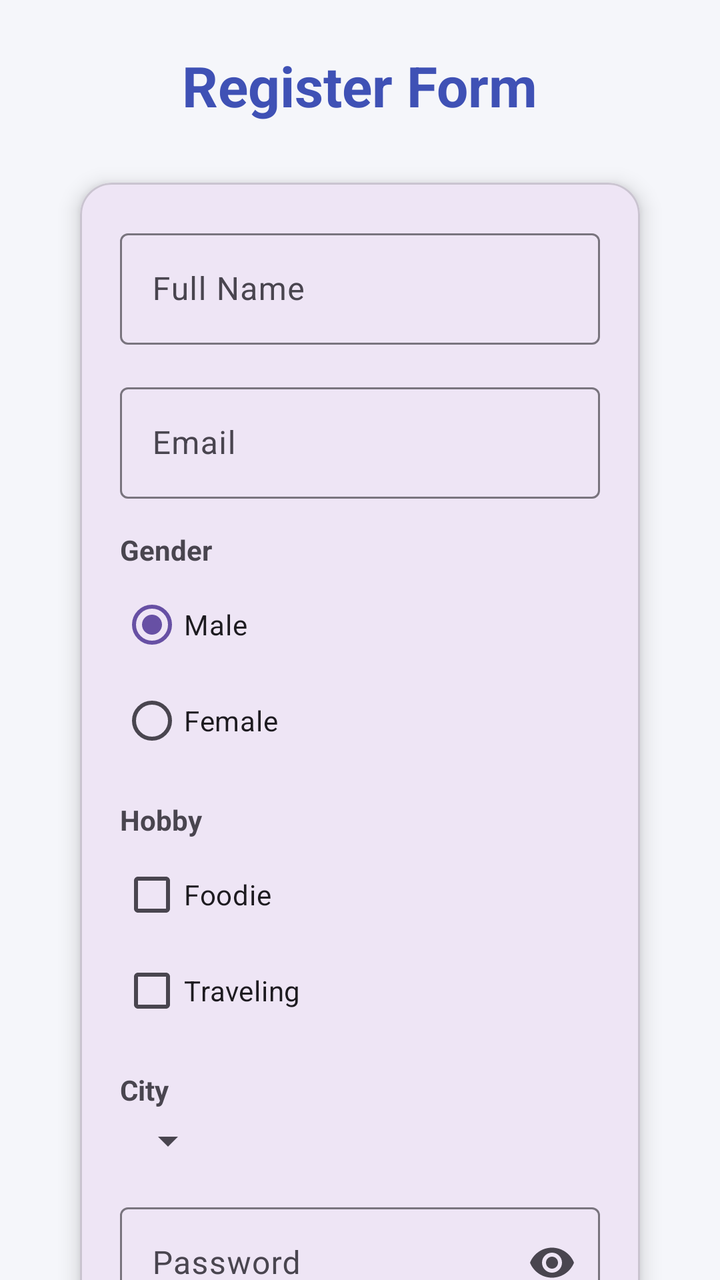
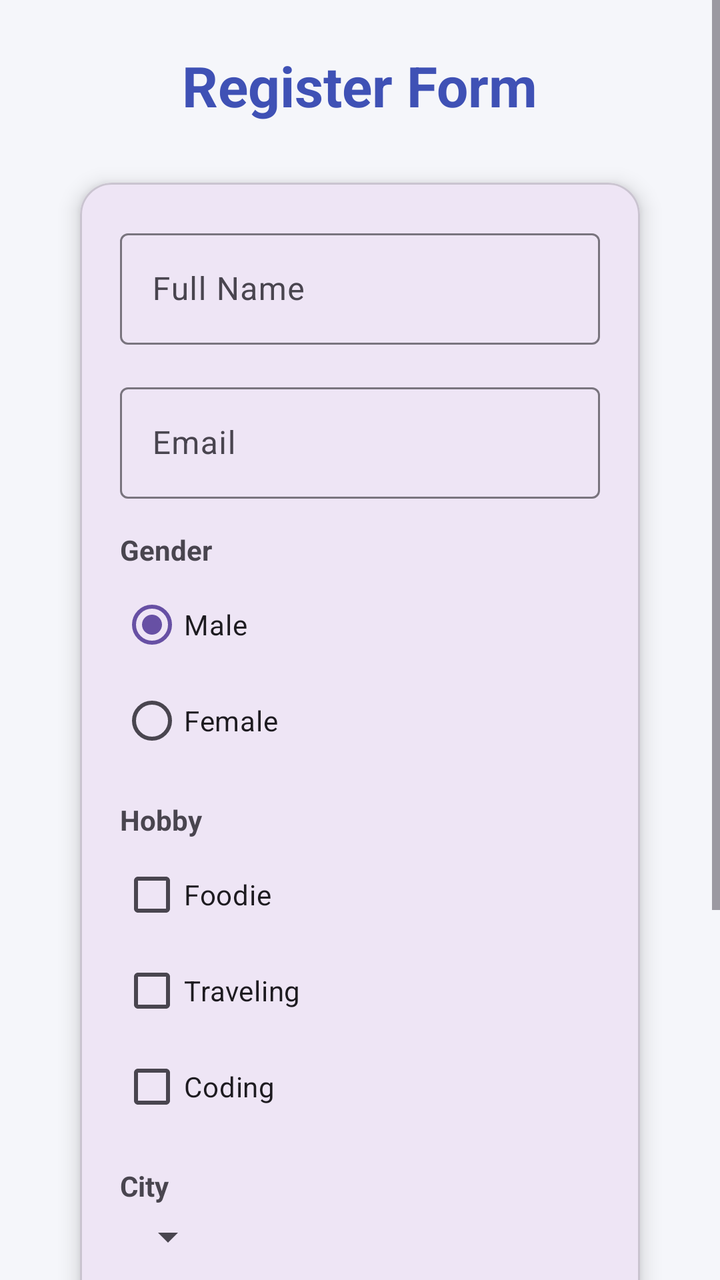

The first picture is an Android layout as it rendered before a commit; the second is the same layout after the commit. The layout source and the unified diff follow.
<!-- AndroidManifest.xml: application theme Theme.MyApplication -->
<!-- res/layout/activity_register.xml -->
<?xml version="1.0" encoding="utf-8"?>
<androidx.constraintlayout.widget.ConstraintLayout xmlns:android="http://schemas.android.com/apk/res/android"
    xmlns:app="http://schemas.android.com/apk/res-auto"
    xmlns:tools="http://schemas.android.com/tools"
    android:id="@+id/main"
    android:layout_width="match_parent"
    android:layout_height="match_parent"
    android:background="@color/background"
    android:paddingHorizontal="24dp"
    android:paddingTop="24dp"
    tools:context=".RegisterActivity">

    <TextView
        android:id="@+id/title_form"
        android:layout_width="wrap_content"
        android:layout_height="wrap_content"
        android:text="@string/title_form"
        android:textColor="@color/primary"
        android:textSize="28sp"
        android:textStyle="bold"
        app:layout_constraintEnd_toEndOf="parent"
        app:layout_constraintStart_toStartOf="parent"
        app:layout_constraintTop_toTopOf="parent" />

    <com.google.android.material.card.MaterialCardView
        android:id="@+id/card_login"
        android:layout_width="0dp"
        android:layout_height="wrap_content"
        android:layout_marginHorizontal="16dp"
        android:layout_marginTop="30dp"
        app:cardCornerRadius="16dp"
        app:cardElevation="6dp"
        app:layout_constraintEnd_toEndOf="parent"
        app:layout_constraintStart_toStartOf="parent"
        app:layout_constraintTop_toBottomOf="@id/title_form">

        <LinearLayout
            android:layout_width="match_parent"
            android:layout_height="wrap_content"
            android:orientation="vertical"
            android:padding="20dp">

            <com.google.android.material.textfield.TextInputLayout
                android:id="@+id/full_name_field"
                android:layout_width="match_parent"
                android:layout_height="wrap_content"
                android:hint="@string/full_name_hint"
                app:boxBackgroundMode="outline"
                app:endIconMode="clear_text">

                <com.google.android.material.textfield.TextInputEditText
                    android:id="@+id/full_name"
                    android:layout_width="match_parent"
                    android:layout_height="wrap_content"
                    android:inputType="textPersonName" />
            </com.google.android.material.textfield.TextInputLayout>

            <com.google.android.material.textfield.TextInputLayout
                android:id="@+id/email_field"
                android:layout_width="match_parent"
                android:layout_height="wrap_content"
                android:layout_marginTop="16dp"
                android:hint="@string/email_hint"
                app:boxBackgroundMode="outline"
                app:endIconMode="clear_text">

                <com.google.android.material.textfield.TextInputEditText
                    android:id="@+id/email"
                    android:layout_width="match_parent"
                    android:layout_height="wrap_content"
                    android:inputType="textEmailSubject" />
            </com.google.android.material.textfield.TextInputLayout>

            <TextView
                android:layout_width="wrap_content"
                android:layout_height="wrap_content"
                android:layout_marginTop="16dp"
                android:layout_marginBottom="4dp"
                android:text="@string/gender_label"
                android:textStyle="bold" />

            <RadioGroup
                android:id="@+id/gender"
                android:layout_width="wrap_content"
                android:layout_height="wrap_content"
                android:orientation="vertical">

                <RadioButton
                    android:id="@+id/gender_male"
                    android:layout_width="wrap_content"
                    android:layout_height="wrap_content"
                    android:checked="true"
                    android:text="@string/gender_male_label" />

                <RadioButton
                    android:id="@+id/gender_female"
                    android:layout_width="wrap_content"
                    android:layout_height="wrap_content"
                    android:text="@string/gender_female_label" />

            </RadioGroup>

            <TextView
                android:id="@+id/gender_error"
                android:layout_width="wrap_content"
                android:layout_height="wrap_content"
                android:layout_marginTop="4dp"
                android:textColor="@android:color/holo_red_dark"
                android:textSize="12sp"
                android:visibility="gone" />

            <TextView
                android:layout_width="wrap_content"
                android:layout_height="wrap_content"
                android:layout_marginTop="16dp"
                android:layout_marginBottom="4dp"
                android:text="@string/hobby_label"
                android:textStyle="bold" />

            <CheckBox
                android:id="@+id/hobby_foodie"
                android:layout_width="wrap_content"
                android:layout_height="wrap_content"
                android:checked="false"
                android:text="@string/hobby_foodie_label" />

            <CheckBox
                android:id="@+id/hobby_traveling"
                android:layout_width="wrap_content"
                android:layout_height="wrap_content"
                android:checked="false"
                android:text="@string/hobby_traveling_label" />

            <TextView
                android:id="@+id/hobby_error"
                android:layout_width="wrap_content"
                android:layout_height="wrap_content"
                android:layout_marginTop="4dp"
                android:textColor="@android:color/holo_red_dark"
                android:textSize="12sp"
                android:visibility="gone" />

            <TextView
                android:layout_width="wrap_content"
                android:layout_height="wrap_content"
                android:layout_marginTop="16dp"
                android:layout_marginBottom="4dp"
                android:text="@string/city_label"
                android:textStyle="bold" />

            <Spinner
                android:id="@+id/city"
                android:layout_width="wrap_content"
                android:layout_height="wrap_content" />

            <TextView
                android:id="@+id/city_error"
                android:layout_width="wrap_content"
                android:layout_height="wrap_content"
                android:layout_marginTop="4dp"
                android:textColor="@android:color/holo_red_dark"
                android:textSize="12sp"
                android:visibility="gone" />

            <com.google.android.material.textfield.TextInputLayout
                android:id="@+id/password_field"
                android:layout_width="match_parent"
                android:layout_height="wrap_content"
                android:layout_marginTop="16dp"
                android:hint="@string/password_hint"
                app:boxBackgroundMode="outline"
                app:endIconMode="password_toggle">

                <com.google.android.material.textfield.TextInputEditText
                    android:id="@+id/password"
                    android:layout_width="match_parent"
                    android:layout_height="wrap_content"
                    android:inputType="textPassword" />
            </com.google.android.material.textfield.TextInputLayout>

            <com.google.android.material.textfield.TextInputLayout
                android:id="@+id/confirm_password_field"
                android:layout_width="match_parent"
                android:layout_height="wrap_content"
                android:layout_marginTop="16dp"
                android:hint="@string/confirm_password_hint"
                app:boxBackgroundMode="outline"
                app:endIconMode="password_toggle">

                <com.google.android.material.textfield.TextInputEditText
                    android:id="@+id/confirm_password"
                    android:layout_width="match_parent"
                    android:layout_height="wrap_content"
                    android:inputType="textPassword" />
            </com.google.android.material.textfield.TextInputLayout>

            <Button
                android:id="@+id/register_btn"
                android:layout_width="match_parent"
                android:layout_height="wrap_content"
                android:layout_marginTop="24dp"
                android:backgroundTint="@color/primary"
                android:text="@string/register_btn"
                android:textColor="@android:color/white" />

        </LinearLayout>

    </com.google.android.material.card.MaterialCardView>

</androidx.constraintlayout.widget.ConstraintLayout>
<!-- resources referenced by this layout -->
<resources>
  <color name="background">#F5F6FA</color>
  <color name="primary">#3F51B5</color>
  <string name="city_label">City</string>
  <string name="confirm_password_hint">Confirm Password</string>
  <string name="email_hint">Email</string>
  <string name="full_name_hint">Full Name</string>
  <string name="gender_female_label">Female</string>
  <string name="gender_label">Gender</string>
  <string name="gender_male_label">Male</string>
  <string name="hobby_foodie_label">Foodie</string>
  <string name="hobby_label">Hobby</string>
  <string name="hobby_traveling_label">Traveling</string>
  <string name="password_hint">Password</string>
  <string name="register_btn">Register</string>
  <string name="title_form">Register Form</string>
  <style name="Theme.MyApplication" parent="Base.Theme.MyApplication" />
  <style name="Base.Theme.MyApplication" parent="Theme.Material3.DayNight.NoActionBar">
          
          
      </style>
</resources>

<!-- the commit's change to res/layout/activity_register.xml (unified diff, before → after) -->
@@ -1,210 +1,221 @@
 <?xml version="1.0" encoding="utf-8"?>
-<androidx.constraintlayout.widget.ConstraintLayout xmlns:android="http://schemas.android.com/apk/res/android"
+<ScrollView xmlns:android="http://schemas.android.com/apk/res/android"
     xmlns:app="http://schemas.android.com/apk/res-auto"
     xmlns:tools="http://schemas.android.com/tools"
     android:id="@+id/main"
     android:layout_width="match_parent"
     android:layout_height="match_parent"
     android:background="@color/background"
-    android:paddingHorizontal="24dp"
-    android:paddingTop="24dp"
+    android:fillViewport="true"
     tools:context=".RegisterActivity">
 
-    <TextView
-        android:id="@+id/title_form"
-        android:layout_width="wrap_content"
+    <LinearLayout
+        android:layout_width="match_parent"
         android:layout_height="wrap_content"
-        android:text="@string/title_form"
-        android:textColor="@color/primary"
-        android:textSize="28sp"
-        android:textStyle="bold"
-        app:layout_constraintEnd_toEndOf="parent"
-        app:layout_constraintStart_toStartOf="parent"
-        app:layout_constraintTop_toTopOf="parent" />
-
-    <com.google.android.material.card.MaterialCardView
-        android:id="@+id/card_login"
-        android:layout_width="0dp"
-        android:layout_height="wrap_content"
-        android:layout_marginHorizontal="16dp"
-        android:layout_marginTop="30dp"
-        app:cardCornerRadius="16dp"
-        app:cardElevation="6dp"
-        app:layout_constraintEnd_toEndOf="parent"
-        app:layout_constraintStart_toStartOf="parent"
-        app:layout_constraintTop_toBottomOf="@id/title_form">
-
-        <LinearLayout
+        android:orientation="vertical"
+        android:paddingHorizontal="24dp"
+        android:paddingTop="24dp"
+        android:paddingBottom="24dp">
+
+        <TextView
+            android:id="@+id/title_form"
+            android:layout_width="wrap_content"
+            android:layout_height="wrap_content"
+            android:layout_gravity="center_horizontal"
+            android:text="@string/title_form"
+            android:textColor="@color/primary"
+            android:textSize="28sp"
+            android:textStyle="bold" />
+
+        <com.google.android.material.card.MaterialCardView
+            android:id="@+id/card_login"
             android:layout_width="match_parent"
             android:layout_height="wrap_content"
-            android:orientation="vertical"
-            android:padding="20dp">
-
-            <com.google.android.material.textfield.TextInputLayout
-                android:id="@+id/full_name_field"
+            android:layout_marginHorizontal="16dp"
+            android:layout_marginTop="30dp"
+            app:cardCornerRadius="16dp"
+            app:cardElevation="6dp">
+
+            <LinearLayout
                 android:layout_width="match_parent"
                 android:layout_height="wrap_content"
-                android:hint="@string/full_name_hint"
-                app:boxBackgroundMode="outline"
-                app:endIconMode="clear_text">
-
-                <com.google.android.material.textfield.TextInputEditText
-                    android:id="@+id/full_name"
-                    android:layout_width="match_parent"
-                    android:layout_height="wrap_content"
-                    android:inputType="textPersonName" />
-            </com.google.android.material.textfield.TextInputLayout>
-
-            <com.google.android.material.textfield.TextInputLayout
-                android:id="@+id/email_field"
-                android:layout_width="match_parent"
-                android:layout_height="wrap_content"
-                android:layout_marginTop="16dp"
-                android:hint="@string/email_hint"
-                app:boxBackgroundMode="outline"
-                app:endIconMode="clear_text">
-
-                <com.google.android.material.textfield.TextInputEditText
-                    android:id="@+id/email"
-                    android:layout_width="match_parent"
-                    android:layout_height="wrap_content"
-                    android:inputType="textEmailSubject" />
-            </com.google.android.material.textfield.TextInputLayout>
-
-            <TextView
-                android:layout_width="wrap_content"
-                android:layout_height="wrap_content"
-                android:layout_marginTop="16dp"
-                android:layout_marginBottom="4dp"
-                android:text="@string/gender_label"
-                android:textStyle="bold" />
-
-            <RadioGroup
-                android:id="@+id/gender"
-                android:layout_width="wrap_content"
-                android:layout_height="wrap_content"
-                android:orientation="vertical">
-
-                <RadioButton
-                    android:id="@+id/gender_male"
-                    android:layout_width="wrap_content"
-                    android:layout_height="wrap_content"
-                    android:checked="true"
-                    android:text="@string/gender_male_label" />
-
-                <RadioButton
-                    android:id="@+id/gender_female"
-                    android:layout_width="wrap_content"
-                    android:layout_height="wrap_content"
-                    android:text="@string/gender_female_label" />
-
-            </RadioGroup>
-
-            <TextView
-                android:id="@+id/gender_error"
-                android:layout_width="wrap_content"
-                android:layout_height="wrap_content"
-                android:layout_marginTop="4dp"
-                android:textColor="@android:color/holo_red_dark"
-                android:textSize="12sp"
-                android:visibility="gone" />
-
-            <TextView
-                android:layout_width="wrap_content"
-                android:layout_height="wrap_content"
-                android:layout_marginTop="16dp"
-                android:layout_marginBottom="4dp"
-                android:text="@string/hobby_label"
-                android:textStyle="bold" />
-
-            <CheckBox
-                android:id="@+id/hobby_foodie"
-                android:layout_width="wrap_content"
-                android:layout_height="wrap_content"
-                android:checked="false"
-                android:text="@string/hobby_foodie_label" />
-
-            <CheckBox
-                android:id="@+id/hobby_traveling"
-                android:layout_width="wrap_content"
-                android:layout_height="wrap_content"
-                android:checked="false"
-                android:text="@string/hobby_traveling_label" />
-
-            <TextView
-                android:id="@+id/hobby_error"
-                android:layout_width="wrap_content"
-                android:layout_height="wrap_content"
-                android:layout_marginTop="4dp"
-                android:textColor="@android:color/holo_red_dark"
-                android:textSize="12sp"
-                android:visibility="gone" />
-
-            <TextView
-                android:layout_width="wrap_content"
-                android:layout_height="wrap_content"
-                android:layout_marginTop="16dp"
-                android:layout_marginBottom="4dp"
-                android:text="@string/city_label"
-                android:textStyle="bold" />
-
-            <Spinner
-                android:id="@+id/city"
-                android:layout_width="wrap_content"
-                android:layout_height="wrap_content" />
-
-            <TextView
-                android:id="@+id/city_error"
-                android:layout_width="wrap_content"
-                android:layout_height="wrap_content"
-                android:layout_marginTop="4dp"
-                android:textColor="@android:color/holo_red_dark"
-                android:textSize="12sp"
-                android:visibility="gone" />
-
-            <com.google.android.material.textfield.TextInputLayout
-                android:id="@+id/password_field"
-                android:layout_width="match_parent"
-                android:layout_height="wrap_content"
-                android:layout_marginTop="16dp"
-                android:hint="@string/password_hint"
-                app:boxBackgroundMode="outline"
-                app:endIconMode="password_toggle">
-
-                <com.google.android.material.textfield.TextInputEditText
-                    android:id="@+id/password"
-                    android:layout_width="match_parent"
-                    android:layout_height="wrap_content"
-                    android:inputType="textPassword" />
-            </com.google.android.material.textfield.TextInputLayout>
-
-            <com.google.android.material.textfield.TextInputLayout
-                android:id="@+id/confirm_password_field"
-                android:layout_width="match_parent"
-                android:layout_height="wrap_content"
-                android:layout_marginTop="16dp"
-                android:hint="@string/confirm_password_hint"
-                app:boxBackgroundMode="outline"
-                app:endIconMode="password_toggle">
-
-                <com.google.android.material.textfield.TextInputEditText
-                    android:id="@+id/confirm_password"
-                    android:layout_width="match_parent"
-                    android:layout_height="wrap_content"
-                    android:inputType="textPassword" />
-            </com.google.android.material.textfield.TextInputLayout>
-
-            <Button
-                android:id="@+id/register_btn"
-                android:layout_width="match_parent"
-                android:layout_height="wrap_content"
-                android:layout_marginTop="24dp"
-                android:backgroundTint="@color/primary"
-                android:text="@string/register_btn"
-                android:textColor="@android:color/white" />
-
-        </LinearLayout>
-
-    </com.google.android.material.card.MaterialCardView>
-
-</androidx.constraintlayout.widget.ConstraintLayout>
+                android:orientation="vertical"
+                android:padding="20dp">
+
+                <com.google.android.material.textfield.TextInputLayout
+                    android:id="@+id/full_name_field"
+                    android:layout_width="match_parent"
+                    android:layout_height="wrap_content"
+                    android:hint="@string/full_name_hint"
+                    app:boxBackgroundMode="outline"
+                    app:endIconMode="clear_text">
+
+                    <com.google.android.material.textfield.TextInputEditText
+                        android:id="@+id/full_name"
+                        android:layout_width="match_parent"
+                        android:layout_height="wrap_content"
+                        android:inputType="textPersonName" />
+                </com.google.android.material.textfield.TextInputLayout>
+
+                <com.google.android.material.textfield.TextInputLayout
+                    android:id="@+id/email_field"
+                    android:layout_width="match_parent"
+                    android:layout_height="wrap_content"
+                    android:layout_marginTop="16dp"
+                    android:hint="@string/email_hint"
+                    app:boxBackgroundMode="outline"
+                    app:endIconMode="clear_text">
+
+                    <com.google.android.material.textfield.TextInputEditText
+                        android:id="@+id/email"
+                        android:layout_width="match_parent"
+                        android:layout_height="wrap_content"
+                        android:inputType="textEmailSubject" />
+                </com.google.android.material.textfield.TextInputLayout>
+
+                <TextView
+                    android:layout_width="wrap_content"
+                    android:layout_height="wrap_content"
+                    android:layout_marginTop="16dp"
+                    android:layout_marginBottom="4dp"
+                    android:text="@string/gender_label"
+                    android:textStyle="bold" />
+
+                <RadioGroup
+                    android:id="@+id/gender"
+                    android:layout_width="wrap_content"
+                    android:layout_height="wrap_content"
+                    android:orientation="vertical">
+
+                    <RadioButton
+                        android:id="@+id/gender_male"
+                        android:layout_width="wrap_content"
+                        android:layout_height="wrap_content"
+                        android:checked="true"
+                        android:text="@string/gender_male_label" />
+
+                    <RadioButton
+                        android:id="@+id/gender_female"
+                        android:layout_width="wrap_content"
+                        android:layout_height="wrap_content"
+                        android:text="@string/gender_female_label" />
+
+                </RadioGroup>
+
+                <TextView
+                    android:id="@+id/gender_error"
+                    android:layout_width="wrap_content"
+                    android:layout_height="wrap_content"
+                    android:layout_marginTop="4dp"
+                    android:textColor="@android:color/holo_red_dark"
+                    android:textSize="12sp"
+                    android:visibility="gone" />
+
+                <TextView
+                    android:layout_width="wrap_content"
+                    android:layout_height="wrap_content"
+                    android:layout_marginTop="16dp"
+                    android:layout_marginBottom="4dp"
+                    android:text="@string/hobby_label"
+                    android:textStyle="bold" />
+
+                <CheckBox
+                    android:id="@+id/hobby_foodie"
+                    android:layout_width="wrap_content"
+                    android:layout_height="wrap_content"
+                    android:checked="false"
+                    android:text="@string/hobby_foodie_label" />
+
+                <CheckBox
+                    android:id="@+id/hobby_traveling"
+                    android:layout_width="wrap_content"
+                    android:layout_height="wrap_content"
+                    android:checked="false"
+                    android:text="@string/hobby_traveling_label" />
+
+                <CheckBox
+                    android:id="@+id/hobby_coding"
+                    android:layout_width="wrap_content"
+                    android:layout_height="wrap_content"
+                    android:checked="false"
+                    android:text="@string/hobby_coding_label" />
+
+                <TextView
+                    android:id="@+id/hobby_error"
+                    android:layout_width="wrap_content"
+                    android:layout_height="wrap_content"
+                    android:layout_marginTop="4dp"
+                    android:textColor="@android:color/holo_red_dark"
+                    android:textSize="12sp"
+                    android:visibility="gone" />
+
+                <TextView
+                    android:layout_width="wrap_content"
+                    android:layout_height="wrap_content"
+                    android:layout_marginTop="16dp"
+                    android:layout_marginBottom="4dp"
+                    android:text="@string/city_label"
+                    android:textStyle="bold" />
+
+                <Spinner
+                    android:id="@+id/city"
+                    android:layout_width="wrap_content"
+                    android:layout_height="wrap_content" />
+
+                <TextView
+                    android:id="@+id/city_error"
+                    android:layout_width="wrap_content"
+                    android:layout_height="wrap_content"
+                    android:layout_marginTop="4dp"
+                    android:textColor="@android:color/holo_red_dark"
+                    android:textSize="12sp"
+                    android:visibility="gone" />
+
+                <com.google.android.material.textfield.TextInputLayout
+                    android:id="@+id/password_field"
+                    android:layout_width="match_parent"
+                    android:layout_height="wrap_content"
+                    android:layout_marginTop="16dp"
+                    android:hint="@string/password_hint"
+                    app:boxBackgroundMode="outline"
+                    app:endIconMode="password_toggle">
+
+                    <com.google.android.material.textfield.TextInputEditText
+                        android:id="@+id/password"
+                        android:layout_width="match_parent"
+                        android:layout_height="wrap_content"
+                        android:inputType="textPassword" />
+                </com.google.android.material.textfield.TextInputLayout>
+
+                <com.google.android.material.textfield.TextInputLayout
+                    android:id="@+id/confirm_password_field"
+                    android:layout_width="match_parent"
+                    android:layout_height="wrap_content"
+                    android:layout_marginTop="16dp"
+                    android:hint="@string/confirm_password_hint"
+                    app:boxBackgroundMode="outline"
+                    app:endIconMode="password_toggle">
+
+                    <com.google.android.material.textfield.TextInputEditText
+                        android:id="@+id/confirm_password"
+                        android:layout_width="match_parent"
+                        android:layout_height="wrap_content"
+                        android:inputType="textPassword" />
+                </com.google.android.material.textfield.TextInputLayout>
+
+                <Button
+                    android:id="@+id/register_btn"
+                    android:layout_width="match_parent"
+                    android:layout_height="wrap_content"
+                    android:layout_marginTop="24dp"
+                    android:backgroundTint="@color/primary"
+                    android:text="@string/register_btn"
+                    android:textColor="@android:color/white" />
+
+            </LinearLayout>
+
+        </com.google.android.material.card.MaterialCardView>
+
+    </LinearLayout>
+
+</ScrollView>
<!-- resource entries referenced after the edit -->
@@ -9,6 +9,7 @@
   <string name="gender_female_label">Female</string>
   <string name="gender_label">Gender</string>
   <string name="gender_male_label">Male</string>
+  <string name="hobby_coding_label">Coding</string>
   <string name="hobby_foodie_label">Foodie</string>
   <string name="hobby_label">Hobby</string>
   <string name="hobby_traveling_label">Traveling</string>
